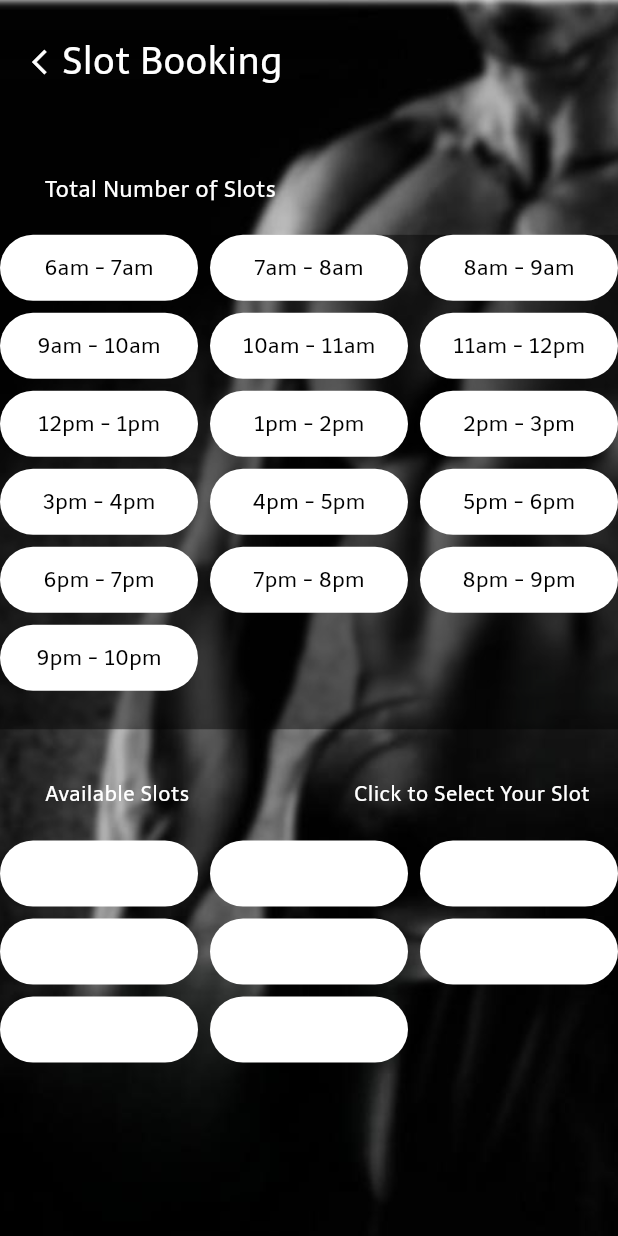
After one commit to Suganya14Oct/Gymsoft-Mobile-App, a Flutter app: the SlotBooking screen opened directly, on a phone screen of 412 x 824 dp. The commit adds this screen. Run offline on Flutter 3.47's test engine with Material 3 defaults, Android fonts, the phone set to English and light mode, and no system bars; our stand-ins replace dio, flutter_otp_text_field, flutter_rating_bar, flutter_secure_storage, flutter_sizer, fluttertoast and 5 more; missing offline and left inert: flutter_emoji_feedback, qr_code_scanner; accounts and stored records are empty; network calls fail.

Commit message:
slot booking design

```diff
--- a/lib/home_page/home_page.dart
+++ b/lib/home_page/home_page.dart
@@ -13,7 +13,9 @@ import 'package:gymsoft/login/api.dart';
 import 'package:gymsoft/login/login.dart';
 import 'package:gymsoft/notification/notificat.dart';
 import 'package:gymsoft/plan/plan.dart';
+import 'package:gymsoft/profile/profile.dart';
 import 'package:gymsoft/shared/bottom_nav_bar.dart';
+import 'package:gymsoft/slot_booking/slot_booking.dart';
 import 'package:gymsoft/trainer/trainer.dart';
 import 'package:jwt_decoder/jwt_decoder.dart';
 import 'package:provider/provider.dart';
@@ -112,6 +114,7 @@ class _HomePageState extends State<HomePage> {
     var height = MediaQuery.of(context).size.height;
     var width = MediaQuery.of(context).size.width;
 
+          return Consumer<MainScreenNotifier>(builder: (context, mainScreenNotifier, child){
             return Scaffold(
               appBar: PreferredSize(
                 preferredSize: Size.fromHeight(66.0),
@@ -136,6 +139,12 @@ class _HomePageState extends State<HomePage> {
                                 // Navigator.push(context, MaterialPageRoute(builder: (context) => LoginScreen()));
                               });
                             },
+                            child: InkWell(
+                              onTap: (){
+                                setState(() {
+                                  mainScreenNotifier.pageIndex = 3;
+                                });
+                              },
                               child: Container(
                                   padding: EdgeInsets.all(8.0),
                                   height: 50.h,
@@ -150,6 +159,7 @@ class _HomePageState extends State<HomePage> {
                                           child: CircularProgressIndicator(color: Colors.black12,)
                                       )
                                   )
+                              ),
                             )
                         ),
                       ],
@@ -381,7 +391,13 @@ class _HomePageState extends State<HomePage> {
                                         ],
                                       )
                                   ),
-                                Container(
+                                  InkWell(
+                                    onTap: (){
+                                      setState(() {
+                                        Navigator.push(context, MaterialPageRoute(builder: (context) => SlotBooking()));
+                                      });
+                                    },
+                                    child: Container(
                                         margin: EdgeInsets.only(top: 5.0.w,right: 20.0,left: 30.0),
                                         height: 15.h,
                                         width: 30.w,
@@ -406,6 +422,7 @@ class _HomePageState extends State<HomePage> {
                                             )
                                           ],
                                         )
+                                    ),
                                   )
                                 ],
                               ),
@@ -558,6 +575,7 @@ class _HomePageState extends State<HomePage> {
                 ],
               ),
             );
+          });
   }
 
   Future<bool> refreshtoken() async {
--- /dev/null
+++ b/lib/slot_booking/slot_booking.dart
@@ -0,0 +1,271 @@
+import 'package:flutter/material.dart';
+import 'package:flutter_sizer/flutter_sizer.dart';
+
+class SlotBooking extends StatefulWidget {
+  const SlotBooking({super.key});
+
+  @override
+  State<SlotBooking> createState() => _SlotBookingState();
+}
+
+class _SlotBookingState extends State<SlotBooking> {
+
+  final ScrollController _scrollController = ScrollController();
+
+  final List<String> timeSlots = [
+    '6am - 7am',
+    '7am - 8am',
+    '8am - 9am',
+    '9am - 10am',
+    '10am - 11am',
+    '11am - 12pm',
+    '12pm - 1pm',
+    '1pm - 2pm',
+    '2pm - 3pm',
+    '3pm - 4pm',
+    '4pm - 5pm',
+    '5pm - 6pm',
+    '6pm - 7pm',
+    '7pm - 8pm',
+    '8pm - 9pm',
+    '9pm - 10pm',
+  ];
+
+  late List<bool> isSelected;
+
+  final List<String> available_slots = [
+    '11am - 12pm',
+    '12pm - 1pm',
+    '1pm - 2pm',
+    '2pm - 3pm',
+    '3pm - 4pm',
+    '4pm - 5pm',
+    '8pm - 9pm',
+    '9pm - 10pm',
+  ];
+
+  @override
+  void initState() {
+    super.initState();
+    isSelected = List.generate(available_slots.length, (_) => false);
+  }
+
+  @override
+  Widget build(BuildContext context) {
+
+    var height = MediaQuery.of(context).size.height;
+    var width = MediaQuery.of(context).size.width;
+
+    return Scaffold(
+      resizeToAvoidBottomInset: false,
+      body: SafeArea(
+        child: Stack(
+          children: [
+            Container(
+              height: height,
+              width: width,
+              color: Colors.black,
+              child: DecoratedBox(
+                decoration: BoxDecoration(
+                    image: DecorationImage(
+                        image: AssetImage(
+                            "assets/male_background.jpeg"),
+                        fit: BoxFit.cover
+                    )
+                ),
+              ),
+            ),
+            Container(
+              height: height,
+              width: width,
+              child: SingleChildScrollView(
+
+                controller: _scrollController,
+                child: Column(
+                  children: [
+                    Row(
+                      children: [
+                        InkWell(
+                          onTap: () {
+                            setState(() {
+                              Navigator.pop(context);
+                              // print('Navigating');
+                              //mainScreenNotifier.pageIndex = 0;
+                            });
+                          },
+                          child: Container(
+                              alignment: Alignment.centerRight,
+                              height: 10.0.h,
+                              width: 10.0.w,
+                              child: Icon(
+                                Icons.arrow_back_ios, color: Colors.white,
+                                size: 20.dp,)
+                          ),
+                        ),
+                        Text("Slot Booking",style: TextStyle(color: Colors.white,fontSize: 25.dp ),)
+                      ],
+                    ),
+                    Container(
+                      height: 5.h,
+                      width: width,
+                      margin: EdgeInsets.only(top: 4.0.h),
+                      padding: EdgeInsets.only(left: 30.0),
+                      //color: Colors.amber,
+                      child: Text('Total Number of Slots',
+                        style: TextStyle(color: Colors.white,
+                            fontFamily: 'Telex',fontSize: 15.0.dp),
+                      ),
+                    ),
+                    Container(
+                      height: 40.0.h,
+                      width: width,
+                      color: Colors.black45,
+                      child: GridView.builder(
+                          gridDelegate: SliverGridDelegateWithFixedCrossAxisCount(
+                              crossAxisCount: 3,
+                            mainAxisSpacing: 8.0,
+                            crossAxisSpacing: 8.0,
+                            childAspectRatio: 3,
+                          ),
+                          itemCount: timeSlots.length,
+                          itemBuilder: (context, index){
+                            return Container(
+                              padding: EdgeInsets.all(5.0),
+                              height: 2.0.h,
+                              //color: Colors.white,
+                              decoration: BoxDecoration(
+                                color: Colors.white,
+                                // border: Border.all(color: Colors.white),
+                                borderRadius: BorderRadius.circular(30.0),
+                              ),
+                              child: Center(
+                                child: FittedBox(
+                                    child: Text(timeSlots[index],style: TextStyle(color: Colors.black),)),
+                              ),
+                            );
+                          }),
+                    ),
+                    Row(
+                      mainAxisAlignment: MainAxisAlignment.spaceBetween,
+                      children: [
+                        Container(
+                          height: 5.h,
+                          width: 50.w,
+                          margin: EdgeInsets.only(top: 4.0.h),
+                          padding: EdgeInsets.only(left: 30.0),
+                          //color: Colors.amber,
+                          child: Text('Available Slots',
+                            style: TextStyle(color: Colors.white,
+                                fontFamily: 'Telex',fontSize: 14.0.dp),
+                          ),
+                        ),
+                        Container(
+                          height: 5.h,
+                          width: 50.w,
+                          margin: EdgeInsets.only(top: 4.0.h),
+                          padding: EdgeInsets.only(left: 30.0),
+                          //color: Colors.amber,
+                          child: Text('Click to Select Your Slot',
+                            style: TextStyle(color: Colors.white,
+                                fontFamily: 'Telex',fontSize: 14.0.dp),
+                          ),
+                        ),
+                      ],
+                    ),
+                    Container(
+                      height: 40.0.h,
+                      width: width,
+                      //color: Colors.black45,
+                      child: GridView.builder(
+                        physics: NeverScrollableScrollPhysics(),
+                          gridDelegate: SliverGridDelegateWithFixedCrossAxisCount(
+                            crossAxisCount: 3,
+                            mainAxisSpacing: 8.0,
+                            crossAxisSpacing: 8.0,
+                            childAspectRatio: 3,
+                          ),
+                          itemCount: available_slots.length,
+                          itemBuilder: (context, index){
+                            return InkWell(
+                              onTap: (){
+                                setState(() {
+                                  isSelected[index] = !isSelected[index];
+                                  _scrollToIndex(index);
+                                });
+                              },
+                              child: Container(
+                                padding: EdgeInsets.all(5.0),
+                                height: 2.0.h,
+                                //color: Colors.white,
+                                decoration: BoxDecoration(
+                                  color: isSelected[index] ? Colors.black : Colors.white,
+                                  // border: Border.all(color: Colors.white),
+                                  borderRadius: BorderRadius.circular(30.0),
+                                ),
+                                child: Center(
+                                  child: FittedBox(
+                                      child: Text(available_slots[index],
+                                        style: TextStyle(
+                                          color: isSelected[index] ? Colors.black : Colors.white,
+                                        ),)),
+                                ),
+                              ),
+                            );
+                          }),
+                    ),
+                    SizedBox(
+                      height: 2.0.h,
+                      //child: ,
+                    ),
+                    Container(
+                      height: 7.h,
+                      width: 70.w,
+                      //margin: EdgeInsets.only(left: 3.0.w),
+                      //color: Color(0xffd41012),
+                      child: ElevatedButton(
+                        onPressed: (){
+                          setState(() {
+                          });
+                        },
+                        style: ElevatedButton.styleFrom(
+                            backgroundColor: Color(0xffd41012),
+                            shape: RoundedRectangleBorder(
+                                borderRadius: BorderRadius.circular(17.0)
+                            )
+                        ),
+                        child: Text('Book My Slot',style: TextStyle(fontSize: 15.0.dp,color: Colors.white)),
+                      ),
+                    ),
+                    SizedBox(
+                      height: 5.0.h,
+                      //child: ,
+                    ),
+                  ],
+                ),
+              ),
+            )
+          ],
+        ),
+      ),
+    );
+  }
+
+  void _scrollToIndex(int index) {
+
+    double scrollTo = (index * 400.0) + 200.0; // Adjust as needed
+    _scrollController.animateTo(
+      scrollTo,
+      duration: Duration(milliseconds: 500),
+      curve: Curves.easeInOut,
+    );
+
+
+  }
+
+  @override
+  void dispose() {
+    _scrollController.dispose();
+    super.dispose();
+  }
+
+}
```
Lines whose indentation alone changed are shown as unchanged.
